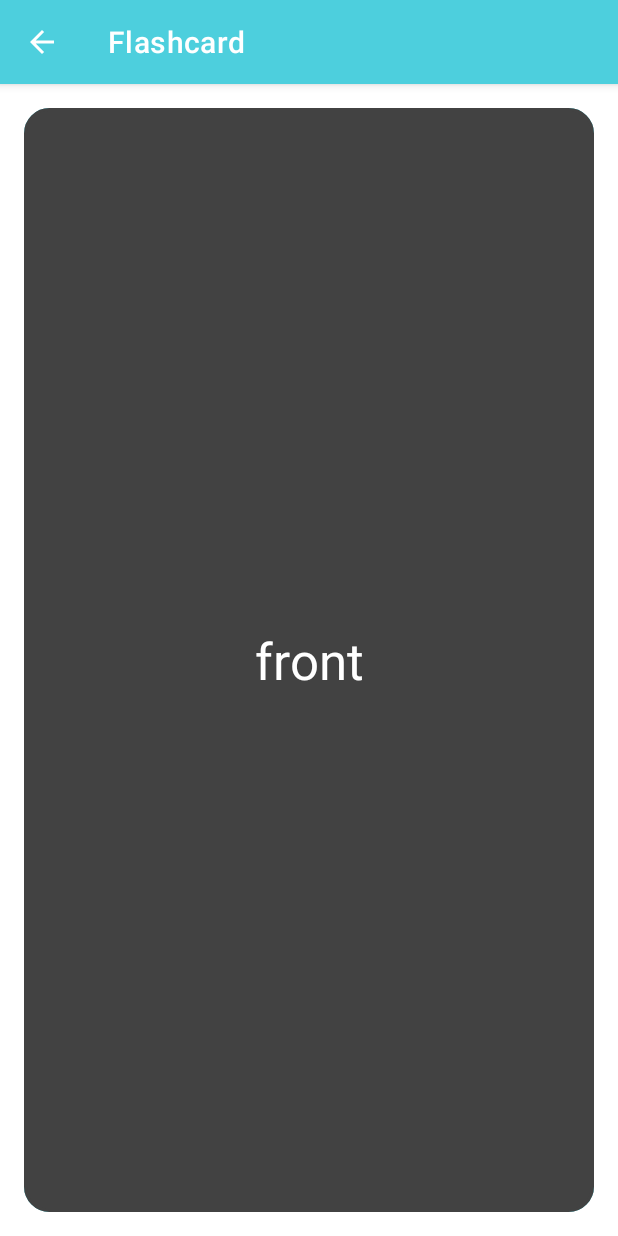
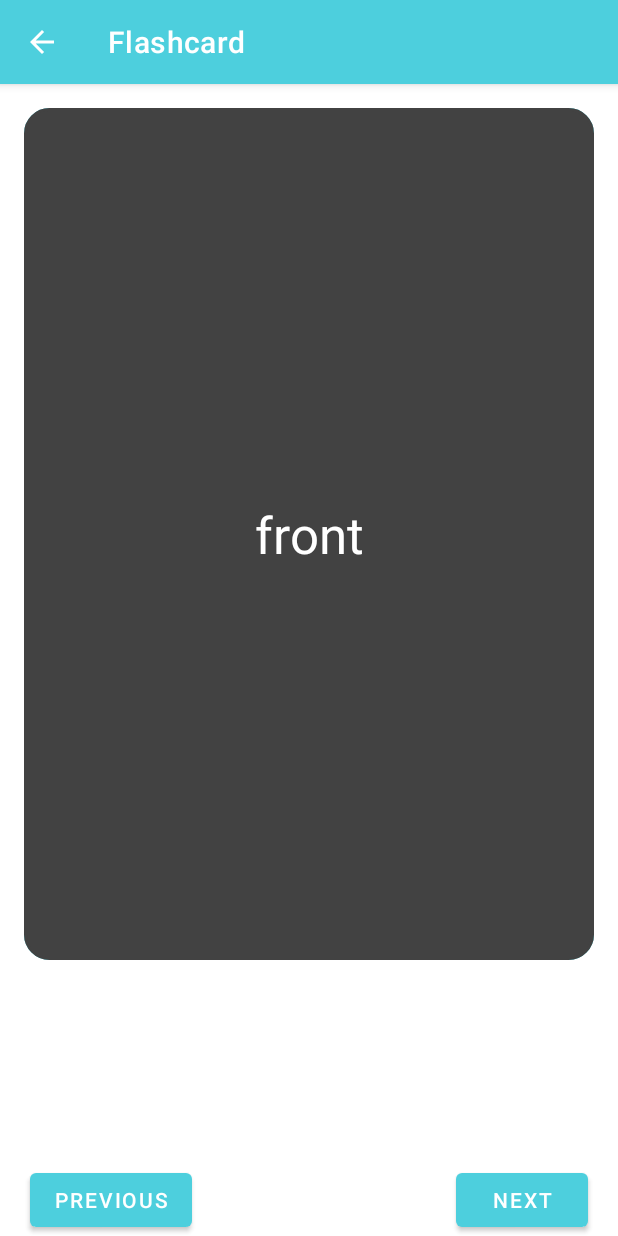
Before and after one commit to izutsumiii/flashcard-android-app, an Android app: the CardFlip screen opened directly, with no data from a screen before it, on a phone screen of 412 x 824 dp. Run offline under Robolectric (Android 15) with nearby library versions, the phone set to English and light mode, and no system bars.

Commit message:
Add card prev and next buttons

```diff
--- a/app/src/main/res/layout/activity_card_flip.xml
+++ b/app/src/main/res/layout/activity_card_flip.xml
@@ -22,4 +22,32 @@
 
         <include layout="@layout/card_front" />
     </FrameLayout>
+
+    <LinearLayout
+        android:layout_width="match_parent"
+        android:layout_height="wrap_content"
+        android:layout_gravity="bottom|center"
+        android:orientation="horizontal">
+
+        <Button
+            android:id="@+id/btnPrevious"
+            android:layout_width="wrap_content"
+            android:layout_height="wrap_content"
+            android:layout_marginStart="20dp"
+            android:onClick="showPreviousWord"
+            android:text="Previous" />
+
+        <Space
+            android:layout_width="0dp"
+            android:layout_height="0dp"
+            android:layout_weight="1" />
+
+        <Button
+            android:id="@+id/btnNext"
+            android:layout_width="wrap_content"
+            android:layout_height="wrap_content"
+            android:layout_marginEnd="20dp"
+            android:onClick="showNextWord"
+            android:text="Next" />
+    </LinearLayout>
 </FrameLayout>
--- a/app/src/main/res/layout/card_back.xml
+++ b/app/src/main/res/layout/card_back.xml
@@ -2,7 +2,7 @@
 <FrameLayout xmlns:android="http://schemas.android.com/apk/res/android"
     xmlns:app="http://schemas.android.com/apk/res-auto"
     android:layout_width="match_parent"
-    android:layout_height="match_parent"
+    android:layout_height="600sp"
     android:orientation="vertical">
 
     <ImageView
--- a/app/src/main/res/layout/card_front.xml
+++ b/app/src/main/res/layout/card_front.xml
@@ -2,7 +2,7 @@
 <FrameLayout xmlns:android="http://schemas.android.com/apk/res/android"
     xmlns:app="http://schemas.android.com/apk/res-auto"
     android:layout_width="match_parent"
-    android:layout_height="match_parent"
+    android:layout_height="600sp"
     android:orientation="vertical">
 
     <ImageView
```
